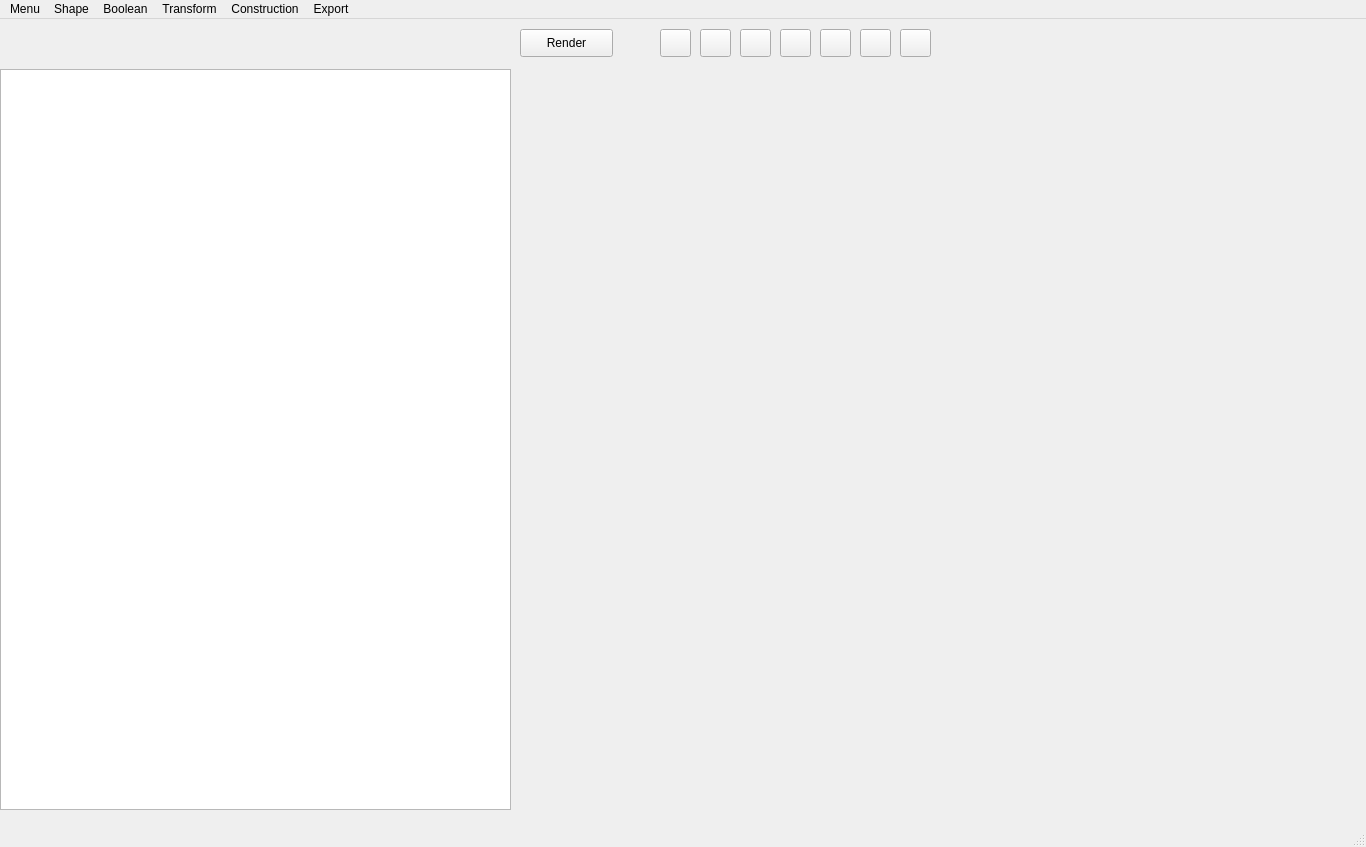
Tanneguydv/poccad, file poccad.ui: the form before one commit.
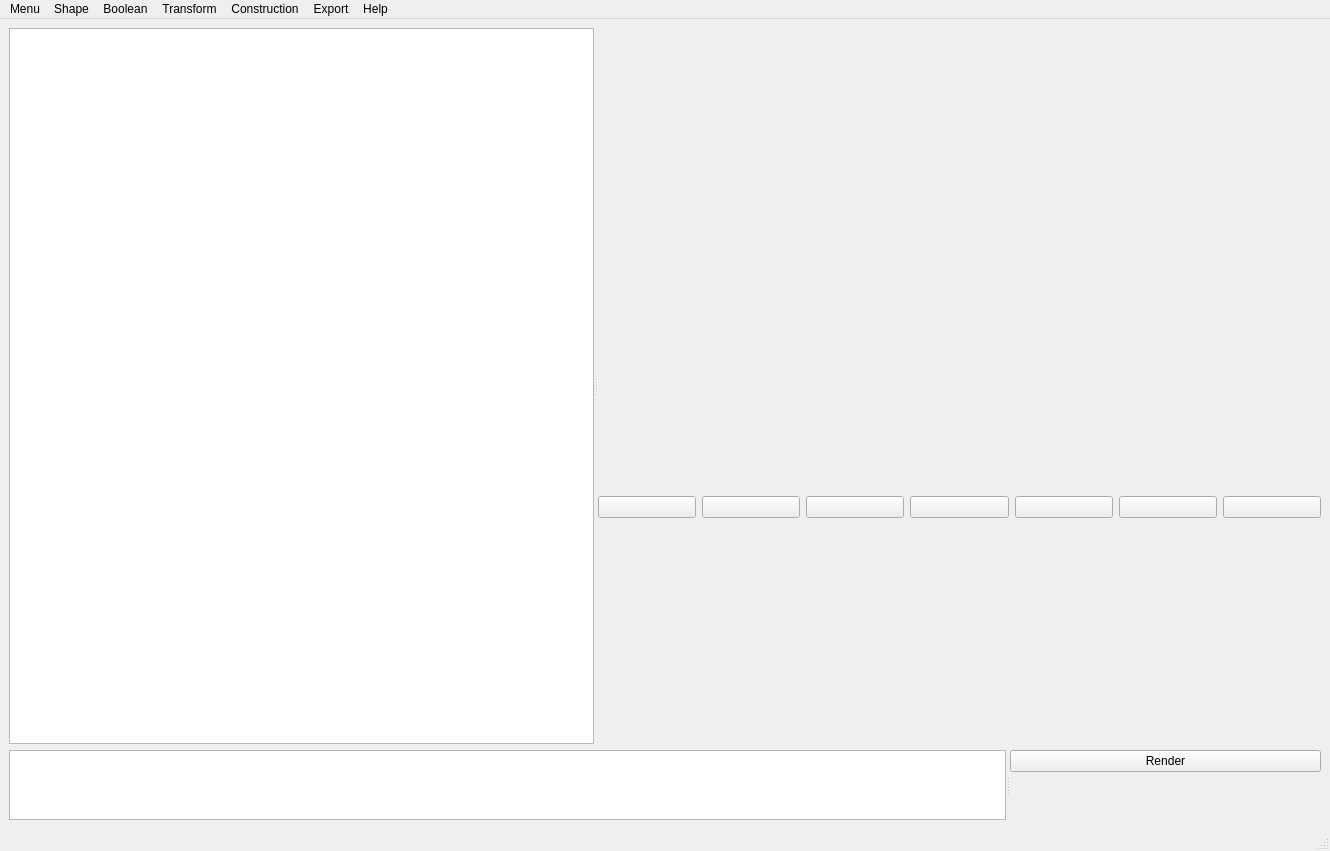
The form after the commit. Icons and pictures are not drawn. Custom widgets are drawn as their Qt base class.

Commit message: resolve ui bugs, change layout

The edit to the form file:
```diff
--- a/poccad.ui
+++ b/poccad.ui
@@ -7,8 +7,8 @@
    <rect>
     <x>0</x>
     <y>0</y>
-    <width>1366</width>
-    <height>847</height>
+    <width>1330</width>
+    <height>851</height>
    </rect>
   </property>
   <property name="windowTitle">
@@ -19,49 +19,51 @@
     <normaloff>ui_files/icons/poccad.png</normaloff>ui_files/icons/poccad.png</iconset>
   </property>
   <widget class="QWidget" name="centralwidget">
-   <widget class="CodeEditor" name="OCCedit">
-    <property name="geometry">
-     <rect>
-      <x>0</x>
-      <y>50</y>
-      <width>511</width>
-      <height>741</height>
-     </rect>
-    </property>
-   </widget>
-   <widget class="QWidget" name="verticalLayoutWidget">
-    <property name="geometry">
-     <rect>
-      <x>520</x>
-      <y>50</y>
-      <width>831</width>
-      <height>741</height>
-     </rect>
-    </property>
-    <layout class="QVBoxLayout" name="OCClayout"/>
-   </widget>
-   <widget class="QPushButton" name="render_button">
-    <property name="geometry">
-     <rect>
-      <x>520</x>
-      <y>10</y>
-      <width>93</width>
-      <height>28</height>
-     </rect>
+   <property name="sizePolicy">
+    <sizepolicy hsizetype="Preferred" vsizetype="Preferred">
+     <horstretch>0</horstretch>
+     <verstretch>0</verstretch>
+    </sizepolicy>
+   </property>
+   <layout class="QGridLayout" name="gridLayout">
+    <item row="0" column="0">
+     <widget class="QSplitter" name="splitter_2">
+      <property name="orientation">
+       <enum>Qt::Horizontal</enum>
+      </property>
+      <widget class="QPlainTextEdit" name="log">
+       <property name="overwriteMode">
+        <bool>false</bool>
+       </property>
+       <property name="textInteractionFlags">
+        <set>Qt::TextSelectableByKeyboard|Qt::TextSelectableByMouse</set>
+       </property>
+      </widget>
+      <widget class="QWidget" name="layoutWidget">
+       <layout class="QVBoxLayout" name="verticalLayout">
+        <item>
+         <widget class="QLabel" name="activeview">
+          <property name="sizePolicy">
+           <sizepolicy hsizetype="Fixed" vsizetype="Fixed">
+            <horstretch>0</horstretch>
+            <verstretch>0</verstretch>
+           </sizepolicy>
     </property>
     <property name="text">
-     <string>Render</string>
-    </property>
-   </widget>
+           <string/>
+          </property>
+          <property name="pixmap">
+           <pixmap>ui_files/icons/Iso_on.png</pixmap>
+          </property>
+          <property name="scaledContents">
+           <bool>true</bool>
+          </property>
+         </widget>
+        </item>
+        <item>
+         <layout class="QHBoxLayout" name="horizontalLayout_3">
+          <item>
    <widget class="QPushButton" name="isoview_button">
-    <property name="geometry">
-     <rect>
-      <x>660</x>
-      <y>10</y>
-      <width>31</width>
-      <height>28</height>
-     </rect>
-    </property>
     <property name="text">
      <string/>
     </property>
@@ -70,15 +72,9 @@
       <normaloff>ui_files/icons/Iso_off.png</normaloff>ui_files/icons/Iso_off.png</iconset>
     </property>
    </widget>
+          </item>
+          <item>
    <widget class="QPushButton" name="topview_button">
-    <property name="geometry">
-     <rect>
-      <x>700</x>
-      <y>10</y>
-      <width>31</width>
-      <height>28</height>
-     </rect>
-    </property>
     <property name="text">
      <string/>
     </property>
@@ -87,15 +83,9 @@
       <normaloff>ui_files/icons/Top_off.png</normaloff>ui_files/icons/Top_off.png</iconset>
     </property>
    </widget>
+          </item>
+          <item>
    <widget class="QPushButton" name="frontview_button">
-    <property name="geometry">
-     <rect>
-      <x>740</x>
-      <y>10</y>
-      <width>31</width>
-      <height>28</height>
-     </rect>
-    </property>
     <property name="text">
      <string/>
     </property>
@@ -104,15 +94,9 @@
       <normaloff>ui_files/icons/Front_off.png</normaloff>ui_files/icons/Front_off.png</iconset>
     </property>
    </widget>
+          </item>
+          <item>
    <widget class="QPushButton" name="leftview_button">
-    <property name="geometry">
-     <rect>
-      <x>780</x>
-      <y>10</y>
-      <width>31</width>
-      <height>28</height>
-     </rect>
-    </property>
     <property name="text">
      <string/>
     </property>
@@ -121,15 +105,9 @@
       <normaloff>ui_files/icons/Left_off.png</normaloff>ui_files/icons/Left_off.png</iconset>
     </property>
    </widget>
+          </item>
+          <item>
    <widget class="QPushButton" name="bottomview_button">
-    <property name="geometry">
-     <rect>
-      <x>820</x>
-      <y>10</y>
-      <width>31</width>
-      <height>28</height>
-     </rect>
-    </property>
     <property name="text">
      <string/>
     </property>
@@ -138,15 +116,9 @@
       <normaloff>ui_files/icons/Bottom_off.png</normaloff>ui_files/icons/Bottom_off.png</iconset>
     </property>
    </widget>
+          </item>
+          <item>
    <widget class="QPushButton" name="rightview_button">
-    <property name="geometry">
-     <rect>
-      <x>860</x>
-      <y>10</y>
-      <width>31</width>
-      <height>28</height>
-     </rect>
-    </property>
     <property name="text">
      <string/>
     </property>
@@ -155,15 +127,9 @@
       <normaloff>ui_files/icons/Right_off.png</normaloff>ui_files/icons/Right_off.png</iconset>
     </property>
    </widget>
+          </item>
+          <item>
    <widget class="QPushButton" name="rearview_button">
-    <property name="geometry">
-     <rect>
-      <x>900</x>
-      <y>10</y>
-      <width>31</width>
-      <height>28</height>
-     </rect>
-    </property>
     <property name="text">
      <string/>
     </property>
@@ -172,32 +138,59 @@
       <normaloff>ui_files/icons/Rear_off.png</normaloff>ui_files/icons/Rear_off.png</iconset>
     </property>
    </widget>
-   <widget class="QLabel" name="activeview">
-    <property name="geometry">
-     <rect>
-      <x>620</x>
-      <y>10</y>
-      <width>31</width>
-      <height>31</height>
-     </rect>
-    </property>
+          </item>
+         </layout>
+        </item>
+       </layout>
+      </widget>
+     </widget>
+    </item>
+    <item row="1" column="0">
+     <widget class="QSplitter" name="splitter">
+      <property name="sizePolicy">
+       <sizepolicy hsizetype="Preferred" vsizetype="Preferred">
+        <horstretch>1</horstretch>
+        <verstretch>1</verstretch>
+       </sizepolicy>
+      </property>
+      <property name="orientation">
+       <enum>Qt::Horizontal</enum>
+      </property>
+      <widget class="CodeEditor" name="OCCedit">
+       <property name="tabChangesFocus">
+        <bool>false</bool>
+       </property>
+       <property name="lineWrapMode">
+        <enum>QPlainTextEdit::NoWrap</enum>
+       </property>
+       <property name="tabStopWidth">
+        <number>20</number>
+       </property>
+      </widget>
+      <widget class="QWidget" name="verticalLayoutWidget">
+       <layout class="QVBoxLayout" name="OCClayout" stretch="0">
+        <property name="sizeConstraint">
+         <enum>QLayout::SetMaximumSize</enum>
+        </property>
+        <item>
+         <widget class="QPushButton" name="render_button">
     <property name="text">
-     <string/>
-    </property>
-    <property name="pixmap">
-     <pixmap>ui_files/icons/Iso_on.png</pixmap>
-    </property>
-    <property name="scaledContents">
-     <bool>true</bool>
-    </property>
-   </widget>
+           <string>Render</string>
+          </property>
+         </widget>
+        </item>
+       </layout>
+      </widget>
+     </widget>
+    </item>
+   </layout>
   </widget>
   <widget class="QMenuBar" name="menubar">
    <property name="geometry">
     <rect>
      <x>0</x>
      <y>0</y>
-     <width>1366</width>
+     <width>1330</width>
      <height>26</height>
     </rect>
    </property>
@@ -243,12 +236,20 @@
     </property>
     <addaction name="actionStep"/>
    </widget>
+   <widget class="QMenu" name="menuHelp">
+    <property name="title">
+     <string>Help</string>
+    </property>
+    <addaction name="actionInfo"/>
+    <addaction name="actiondevmode"/>
+   </widget>
    <addaction name="menuMenu"/>
    <addaction name="menuShape"/>
    <addaction name="menuBoolean"/>
    <addaction name="menuTransform"/>
    <addaction name="menuConstruction"/>
    <addaction name="menuExport"/>
+   <addaction name="menuHelp"/>
   </widget>
   <widget class="QStatusBar" name="statusbar"/>
   <action name="actionQuit">
```
Left out of the diff: 34 changed lines with no effect on the pictures. Lines whose indentation alone changed are shown as unchanged. The commit also changes 2 other files.
